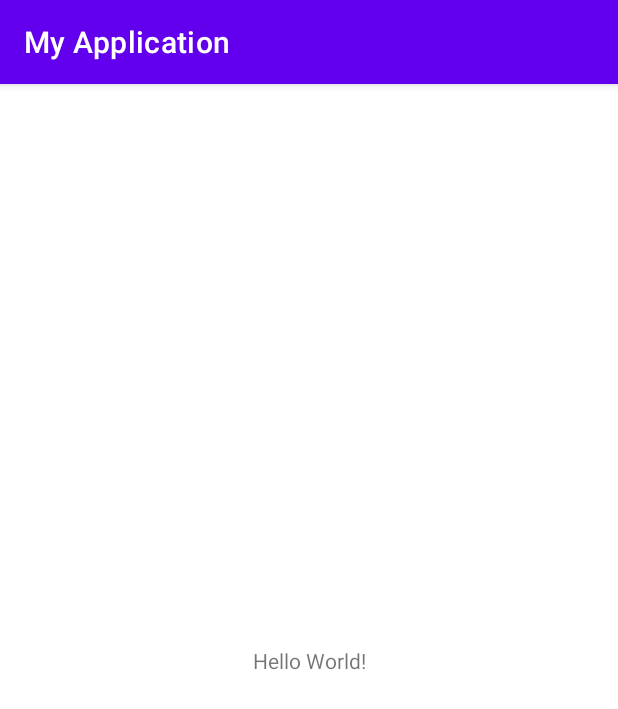
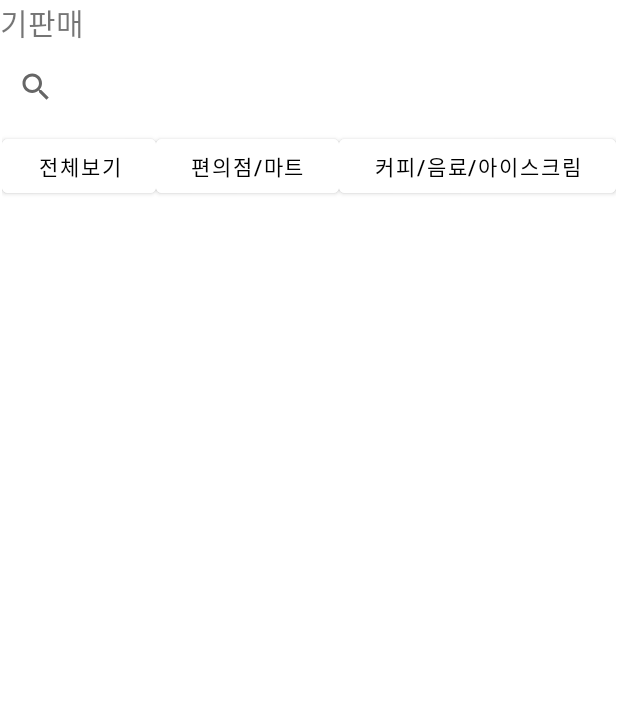
Before and after one commit to maie421/android, an Android app: the screen it shows after launch (MainActivity), on a phone screen of 412 x 824 dp. Shown: the top 709 px of the screen. Run offline under Robolectric (Android 15) with nearby library versions, the phone set to English and light mode, and no system bars.

Commit message:
feat : 메인 메뉴 구성

```diff
--- a/app/src/main/res/layout/activity_main.xml
+++ b/app/src/main/res/layout/activity_main.xml
@@ -6,13 +6,85 @@
     android:layout_height="match_parent"
     tools:context=".MainActivity">
 
-    <TextView
-        android:layout_width="wrap_content"
-        android:layout_height="wrap_content"
-        android:text="Hello World!"
+    <LinearLayout
+        android:id="@+id/linearLayout"
+        android:layout_width="413dp"
+        android:layout_height="85dp"
+        android:layout_marginBottom="1dp"
+        android:orientation="vertical"
+        app:layout_constraintBottom_toTopOf="@+id/linearLayout2"
+        app:layout_constraintEnd_toEndOf="parent"
+        app:layout_constraintStart_toStartOf="parent"
+        app:layout_constraintTop_toTopOf="parent">
+
+        <TextView
+            android:id="@+id/textView2"
+            android:layout_width="66dp"
+            android:layout_height="40dp"
+            android:text="기판매"
+            android:textSize="20dp"
+            tools:layout_editor_absoluteX="13dp"
+            tools:layout_editor_absoluteY="16dp" />
+
+        <SearchView
+            android:layout_width="match_parent"
+            android:layout_height="35dp" />
+
+        <com.google.android.material.textfield.TextInputLayout
+            android:id="@+id/textInputLayout"
+            android:layout_width="409dp"
+            android:layout_height="wrap_content"
+            tools:layout_editor_absoluteX="1dp"
+            tools:layout_editor_absoluteY="75dp"></com.google.android.material.textfield.TextInputLayout>
+
+        <com.google.android.material.textfield.TextInputLayout
+            android:layout_width="match_parent"
+            android:layout_height="wrap_content"
+            android:background="@color/white">
+
+        </com.google.android.material.textfield.TextInputLayout>
+
+    </LinearLayout>
+
+    <LinearLayout
+        android:id="@+id/linearLayout2"
+        android:layout_width="0dp"
+        android:layout_height="0dp"
+        android:layout_marginStart="1dp"
+        android:layout_marginEnd="1dp"
+        android:layout_marginBottom="1dp"
+        android:orientation="horizontal"
         app:layout_constraintBottom_toBottomOf="parent"
         app:layout_constraintEnd_toEndOf="parent"
         app:layout_constraintStart_toStartOf="parent"
-        app:layout_constraintTop_toTopOf="parent" />
+        app:layout_constraintTop_toBottomOf="@+id/linearLayout">
+
+        <Button
+            android:id="@+id/button"
+            android:layout_width="wrap_content"
+            android:layout_height="wrap_content"
+            android:layout_weight="1"
+            android:backgroundTint="@color/white"
+            android:textColor="@color/black"
+            android:text="전체보기" />
+
+        <Button
+            android:id="@+id/button2"
+            android:layout_width="wrap_content"
+            android:layout_height="wrap_content"
+            android:layout_weight="1"
+            android:textColor="@color/black"
+            android:backgroundTint="@color/white"
+            android:text="편의점/마트" />
+
+        <Button
+            android:id="@+id/button3"
+            android:layout_width="wrap_content"
+            android:layout_height="wrap_content"
+            android:layout_weight="1"
+            android:textColor="@color/black"
+            android:backgroundTint="@color/white"
+            android:text="커피/음료/아이스크림" />
+    </LinearLayout>
 
 </androidx.constraintlayout.widget.ConstraintLayout>
--- a/app/src/main/res/values/themes.xml
+++ b/app/src/main/res/values/themes.xml
@@ -2,6 +2,7 @@
     <!-- Base application theme. -->
     <style name="Theme.MyApplication" parent="Theme.MaterialComponents.DayNight.DarkActionBar">
         <!-- Primary brand color. -->
+        <item name="windowNoTitle">true</item>
         <item name="colorPrimary">@color/purple_500</item>
         <item name="colorPrimaryVariant">@color/purple_700</item>
         <item name="colorOnPrimary">@color/white</item>
```
